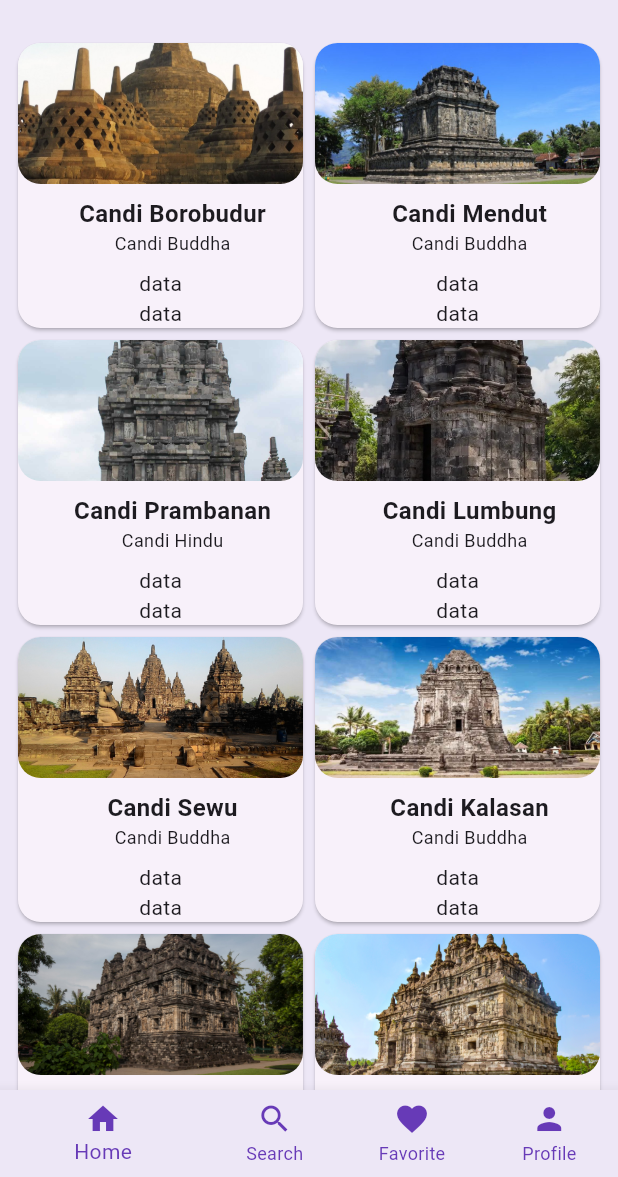
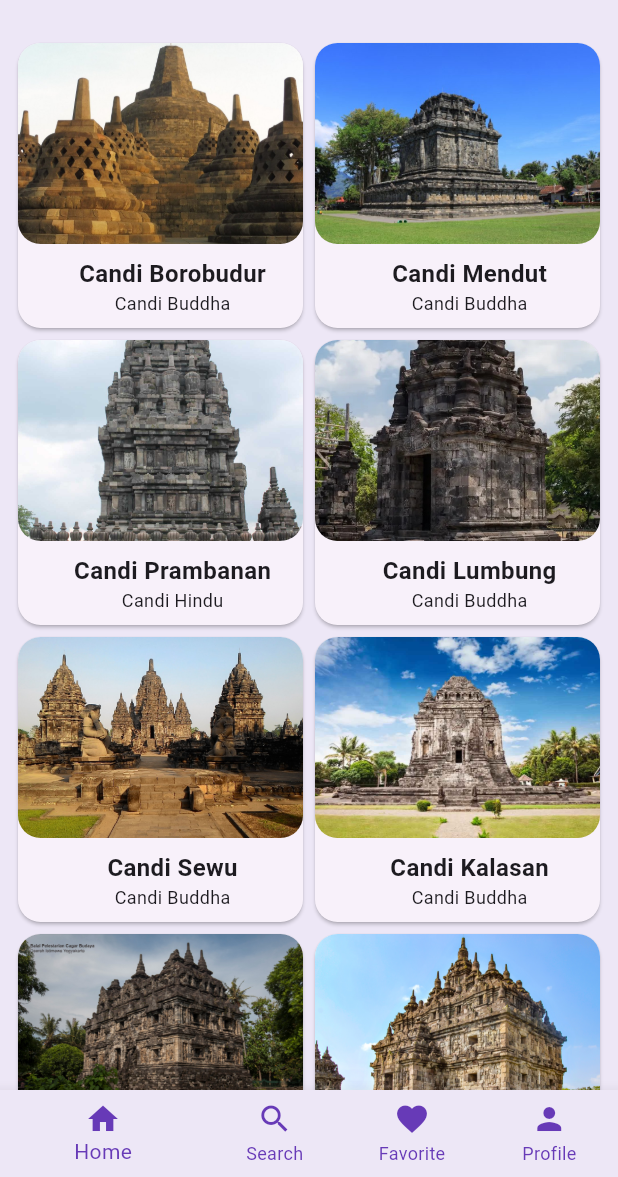
Before and after one commit to mayangsarinr/wisata_candi_mayangsari, a Flutter app: the screen it shows after launch, on a phone screen of 412 x 824 dp, the part 59-1236 px from its top. Run offline on Flutter 3.47's test engine with Material 3 defaults, Android fonts, the phone set to English and light mode, and no system bars; our stand-ins replace cached_network_image.

Commit message:
update itemcard

```diff
--- a/lib/widgets/item_card.dart
+++ b/lib/widgets/item_card.dart
@@ -1,17 +1,16 @@
 import 'package:flutter/material.dart';
-
 import '../models/candi.dart';
 
 class ItemCard extends StatelessWidget {
-  //TODO: 1. Delarasikan variabel yang dibutuhkan dan pasang pada konstruktor
-  final Candi candi;
+  //TODO: 1. Deklarasikan variabel yang dibutuhkan dan pasang pada konstruktor
+  final Candi candi ;
   const ItemCard({super.key, required this.candi});
 
   @override
   Widget build(BuildContext context) {
+    // TODO: 6. Implementasi routing ke DetailScreen
     return Card(
-      //TODO: 2. Tetapkan parameter shape, margin, dan elevation dari Cari
-
+      //TODO: 2. Tetapkan parameter shape, margin, dan elevation dari Card
       shape: RoundedRectangleBorder(
           borderRadius: BorderRadius.circular(15)
       ),
@@ -21,20 +20,19 @@ class ItemCard extends StatelessWidget {
         children: [
           //TODO: 3. Buat Image sebagai anak dari Column
           Expanded(
+            //TODO: 7. Implementasi Hero animation
             child: ClipRRect(
               borderRadius: BorderRadius.circular(15) ,
-              child: Image.asset(candi.imageAsset,
+              child: Image.asset(
+                  candi.imageAsset,
                   width: double.infinity,
                   fit: BoxFit.cover
               ),
             ),
           ),
-
+          //TODO: 4. Buat Text sebagai anak dari Column
           Padding(
-            padding: const EdgeInsets.only(
-              left: 16,
-              top: 8,
-            ),
+            padding: const EdgeInsets.only(left: 16, top: 8),
             child: Text(
               candi.name,
               style: TextStyle(
@@ -43,22 +41,14 @@ class ItemCard extends StatelessWidget {
               ),
             ),
           ),
+          //TODO: 5. Buat Text sebagai anak dari Column
           Padding(
-            padding: const EdgeInsets.only(
-              left: 16, bottom: 8),
+            padding: const EdgeInsets.only(left: 16, bottom: 8),
             child: Text(
-              candi.type,
-              style: TextStyle(
-                fontSize: 12,
-              ),
+                candi.type,
+                style: TextStyle(fontSize: 12)
             ),
           ),
-          Text("data"),
-          Text("data"),
-
-          //TODO: 4. Buat Text sebagai anak dari Column
-          //TODO: 5. Buat Text sebagai anak dari Column
-
         ],
       ),
     );
```
